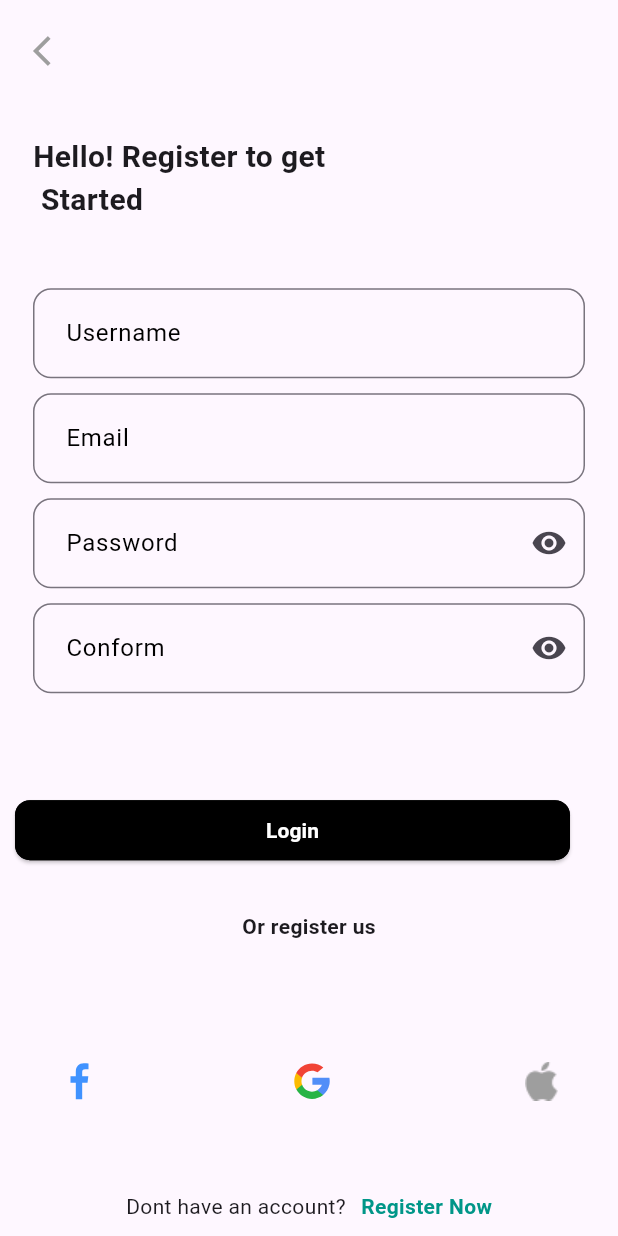
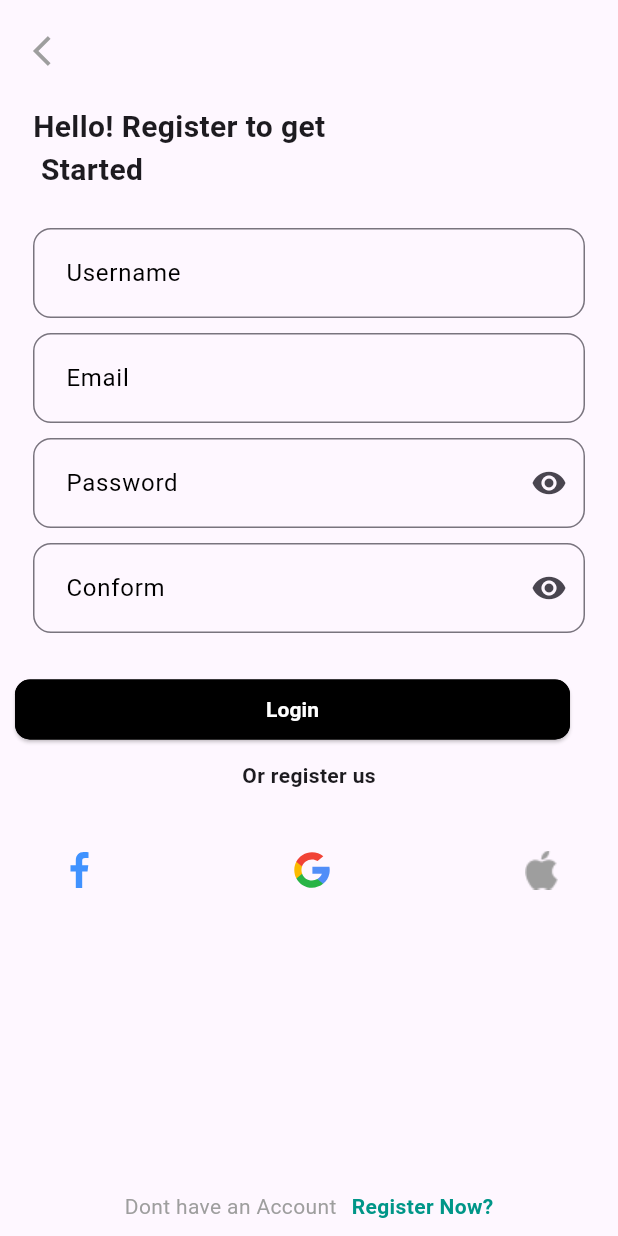
Before and after one commit to Ruhan130/AnimatedUI, a Flutter app: the RegisterScreen screen opened directly, on a phone screen of 412 x 824 dp. Run offline on Flutter 3.47's test engine with Material 3 defaults, Android fonts, the phone set to English and light mode, and no system bars; our stand-ins replace animate_do, flutter_svg, pinput; Roboto replaces fonts that are missing (Urbanist-SemiBold).

```diff
--- a/lib/Presentation/RegisterSCreen/RegisterScreen.dart
+++ b/lib/Presentation/RegisterSCreen/RegisterScreen.dart
@@ -191,23 +191,34 @@ class _RegisterScreenState extends State<RegisterScreen> {
                   ),
                 ),
               ),
-              const SizedBox(
-                height: 10,
-              ),
+              Spacer(),
               FadeIn(
-                delay: const Duration(seconds: 6),
-                child: const Row(
+                delay: const Duration(seconds: 4),
+                child: Row(
                   mainAxisAlignment: MainAxisAlignment.center,
                   children: [
-                    Text("Dont have an account?"),
-                    SizedBox(
-                      width: 10,
+                    const Text(
+                      "Dont have an Account",
+                      style: TextStyle(color: Colors.grey),
                     ),
-                    Text(
-                      "Register Now",
-                      style: TextStyle(
-                          color: Colors.teal, fontWeight: FontWeight.bold),
-                    )
+                    const SizedBox(
+                      width: 10.0,
+                    ),
+                    GestureDetector(
+                      onTap: () {
+                        Navigator.push(
+                          context,
+                          MaterialPageRoute(
+                            builder: (context) => const RegisterScreen(),
+                          ),
+                        );
+                      },
+                      child: const Text(
+                        "Register Now?",
+                        style: TextStyle(
+                            color: Colors.teal, fontWeight: FontWeight.bold),
+                      ),
+                    ),
                   ],
                 ),
               ),
--- a/pubspec.yaml
+++ b/pubspec.yaml
@@ -37,6 +37,7 @@ dependencies:
   cupertino_icons: ^1.0.8
   animate_do: ^3.0.0
   flutter_svg: ^2.0.9
+  pinput: ^5.0.0
 
 dev_dependencies:
   flutter_test:
```
Also changed, not shown: lib/Presentation/ForgetScreen.dart/forgetScreen.dart (+16 -21 lines), lib/Presentation/LoginScreen/LoginScreen.dart (+29 -19 lines), lib/Presentation/Otp_Verification/opt_verificationScreen.dart (+125 -7 lines), pubspec.lock.
